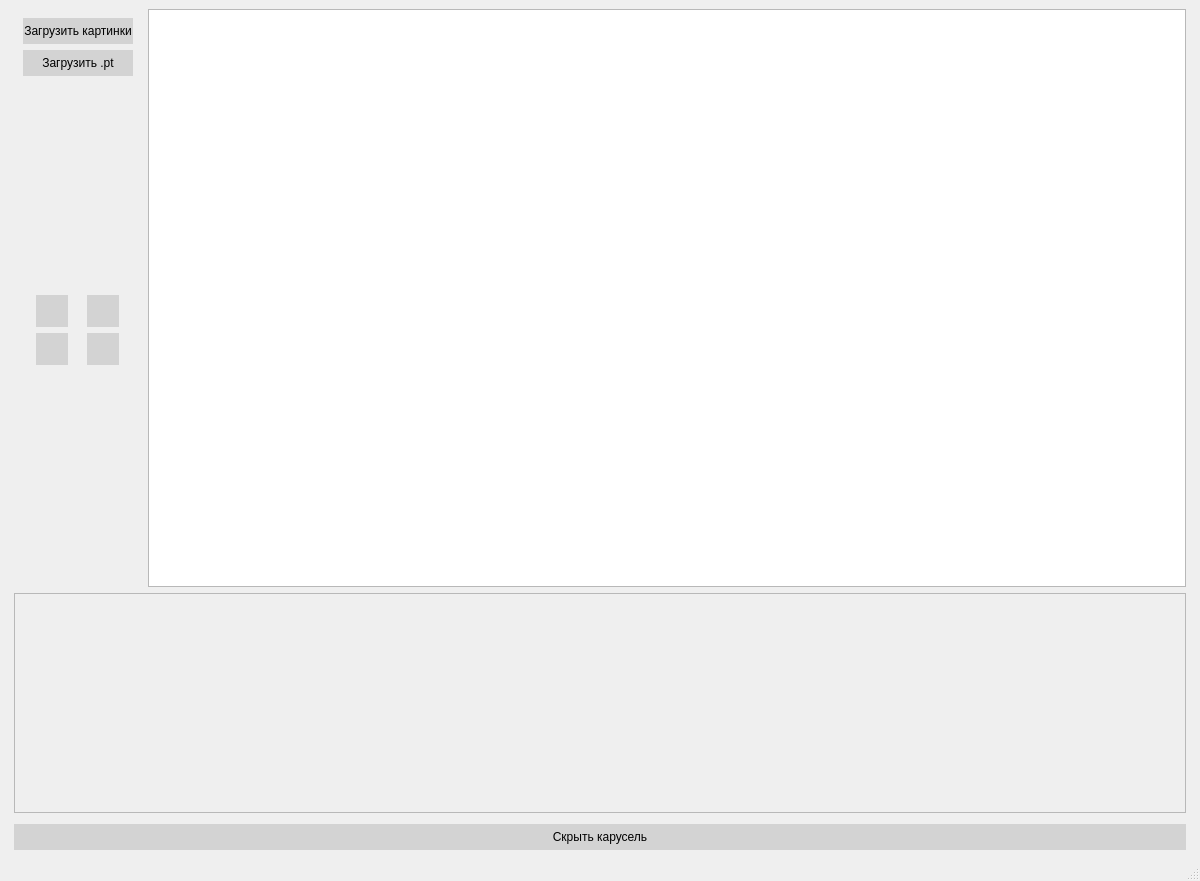
Old version of the form desktop_app/design.ui in the repository ivansoya/neural-master.
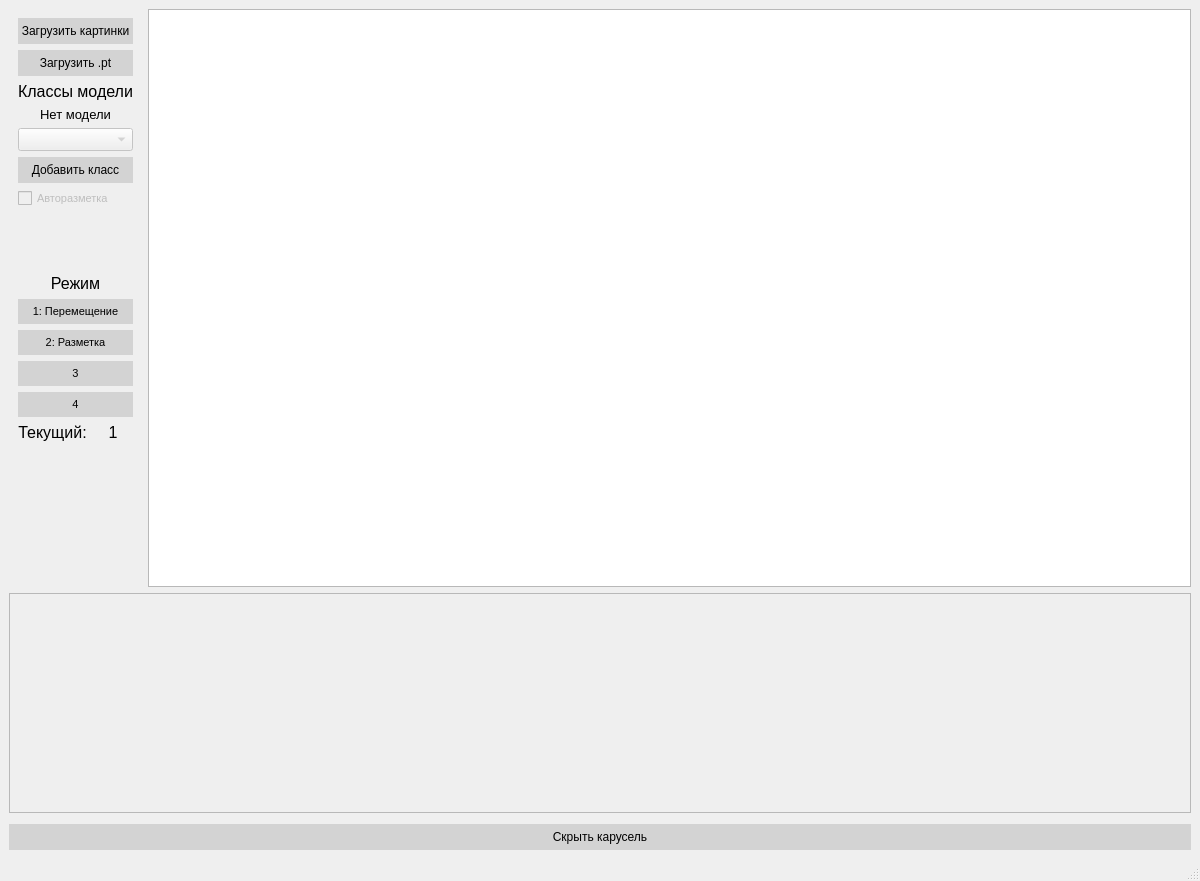
New version of the form. Custom widgets are drawn as their Qt base class.

What changed in the file:
```diff
--- a/desktop_app/design.ui
+++ b/desktop_app/design.ui
@@ -54,10 +54,10 @@
     <item>
      <layout class="QVBoxLayout" name="main_layout">
       <property name="leftMargin">
-       <number>5</number>
+       <number>0</number>
       </property>
       <property name="rightMargin">
-       <number>5</number>
+       <number>0</number>
       </property>
       <item>
        <layout class="QHBoxLayout" name="horizontalLayout">
@@ -120,61 +120,161 @@
              </property>
             </widget>
            </item>
+           <item>
+            <widget class="QLabel" name="label_2">
+             <property name="font">
+              <font>
+               <pointsize>12</pointsize>
+              </font>
+             </property>
+             <property name="text">
+              <string>Классы модели</string>
+             </property>
+             <property name="alignment">
+              <set>Qt::AlignCenter</set>
+             </property>
+            </widget>
+           </item>
+           <item>
+            <widget class="QLabel" name="current_model_label">
+             <property name="font">
+              <font>
+               <pointsize>10</pointsize>
+              </font>
+             </property>
+             <property name="text">
+              <string>Нет модели</string>
+             </property>
+             <property name="alignment">
+              <set>Qt::AlignCenter</set>
+             </property>
+            </widget>
+           </item>
+           <item>
+            <widget class="QComboBox" name="class_combobox">
+             <property name="enabled">
+              <bool>false</bool>
+             </property>
+             <property name="font">
+              <font>
+               <pointsize>10</pointsize>
+              </font>
+             </property>
+             <property name="mouseTracking">
+              <bool>true</bool>
+             </property>
+             <property name="contextMenuPolicy">
+              <enum>Qt::DefaultContextMenu</enum>
+             </property>
+             <property name="editable">
+              <bool>false</bool>
+             </property>
+             <property name="currentText">
+              <string/>
+             </property>
+            </widget>
+           </item>
+           <item>
+            <widget class="QPushButton" name="add_class_button">
+             <property name="enabled">
+              <bool>false</bool>
+             </property>
+             <property name="text">
+              <string>Добавить класс</string>
+             </property>
+            </widget>
+           </item>
+           <item>
+            <widget class="QCheckBox" name="auto_annotate_checkbox">
+             <property name="enabled">
+              <bool>false</bool>
+             </property>
+             <property name="font">
+              <font>
+               <pointsize>8</pointsize>
+              </font>
+             </property>
+             <property name="text">
+              <string>Авторазметка</string>
+             </property>
+            </widget>
+           </item>
            <item>
             <spacer name="verticalSpacer">
              <property name="orientation">
               <enum>Qt::Vertical</enum>
              </property>
+             <property name="sizeType">
+              <enum>QSizePolicy::Fixed</enum>
+             </property>
              <property name="sizeHint" stdset="0">
               <size>
                <width>20</width>
-               <height>40</height>
+               <height>60</height>
               </size>
              </property>
             </spacer>
            </item>
            <item>
-            <layout class="QHBoxLayout" name="horizontalLayout_2">
-             <property name="sizeConstraint">
-              <enum>QLayout::SetDefaultConstraint</enum>
+            <widget class="QLabel" name="label">
+             <property name="font">
+              <font>
+               <pointsize>12</pointsize>
+              </font>
              </property>
+             <property name="text">
+              <string>Режим</string>
+             </property>
+             <property name="alignment">
+              <set>Qt::AlignCenter</set>
+             </property>
+            </widget>
+           </item>
              <item>
-              <widget class="QPushButton" name="pushButton">
+            <widget class="QPushButton" name="select_dragmode_button">
                <property name="minimumSize">
                 <size>
-                 <width>32</width>
-                 <height>32</height>
+               <width>0</width>
+               <height>0</height>
                 </size>
                </property>
                <property name="maximumSize">
                 <size>
-                 <width>32</width>
-                 <height>32</height>
+               <width>16777215</width>
+               <height>16777215</height>
                 </size>
                </property>
                <property name="baseSize">
                 <size>
-                 <width>64</width>
-                 <height>64</height>
-                </size>
-               </property>
+               <width>80</width>
+               <height>80</height>
+              </size>
+             </property>
+             <property name="font">
+              <font>
+               <pointsize>8</pointsize>
+              </font>
+             </property>
+             <property name="layoutDirection">
+              <enum>Qt::LeftToRight</enum>
+             </property>
                <property name="text">
-                <string/>
+              <string>1: Перемещение</string>
                </property>
               </widget>
              </item>
              <item>
-              <widget class="QPushButton" name="pushButton_2">
+            <widget class="QPushButton" name="select_annotatemode_button">
                <property name="minimumSize">
                 <size>
-                 <width>32</width>
-                 <height>32</height>
+               <width>0</width>
+               <height>0</height>
                 </size>
                </property>
                <property name="maximumSize">
                 <size>
-                 <width>32</width>
-                 <height>32</height>
+               <width>16777215</width>
+               <height>16777215</height>
                 </size>
                </property>
                <property name="baseSize">
@@ -183,31 +283,37 @@
                  <height>0</height>
                 </size>
                </property>
+             <property name="font">
+              <font>
+               <pointsize>8</pointsize>
+              </font>
+             </property>
                <property name="text">
-                <string/>
+              <string>2: Разметка</string>
                </property>
               </widget>
              </item>
-            </layout>
-           </item>
-           <item>
-            <layout class="QHBoxLayout" name="horizontalLayout_3">
              <item>
               <widget class="QPushButton" name="pushButton_3">
                <property name="minimumSize">
                 <size>
-                 <width>32</width>
-                 <height>32</height>
+               <width>0</width>
+               <height>0</height>
                 </size>
                </property>
                <property name="maximumSize">
                 <size>
-                 <width>32</width>
-                 <height>32</height>
-                </size>
-               </property>
+               <width>16777215</width>
+               <height>16777215</height>
+              </size>
+             </property>
+             <property name="font">
+              <font>
+               <pointsize>8</pointsize>
+              </font>
+             </property>
                <property name="text">
-                <string/>
+              <string>3</string>
                </property>
               </widget>
              </item>
@@ -215,18 +321,55 @@
               <widget class="QPushButton" name="pushButton_4">
                <property name="minimumSize">
                 <size>
-                 <width>32</width>
-                 <height>32</height>
+               <width>0</width>
+               <height>0</height>
                 </size>
                </property>
                <property name="maximumSize">
                 <size>
-                 <width>32</width>
-                 <height>32</height>
-                </size>
-               </property>
+               <width>16777215</width>
+               <height>16777215</height>
+              </size>
+             </property>
+             <property name="font">
+              <font>
+               <pointsize>8</pointsize>
+              </font>
+             </property>
                <property name="text">
-                <string/>
+              <string>4</string>
+             </property>
+            </widget>
+           </item>
+           <item>
+            <layout class="QHBoxLayout" name="horizontalLayout_4">
+             <item>
+              <widget class="QLabel" name="label_4">
+               <property name="font">
+                <font>
+                 <pointsize>12</pointsize>
+                </font>
+               </property>
+               <property name="text">
+                <string>Текущий:</string>
+               </property>
+               <property name="alignment">
+                <set>Qt::AlignCenter</set>
+               </property>
+              </widget>
+             </item>
+             <item>
+              <widget class="QLabel" name="selected_label">
+               <property name="font">
+                <font>
+                 <pointsize>12</pointsize>
+                </font>
+               </property>
+               <property name="text">
+                <string>1</string>
+               </property>
+               <property name="alignment">
+                <set>Qt::AlignCenter</set>
                </property>
               </widget>
              </item>
@@ -297,7 +440,7 @@
           <rect>
            <x>0</x>
            <y>0</y>
-           <width>1166</width>
+           <width>1178</width>
            <height>218</height>
           </rect>
          </property>
```
Left out of the diff: 12 changed lines with no effect on the pictures. Lines whose indentation alone changed are shown as unchanged.
